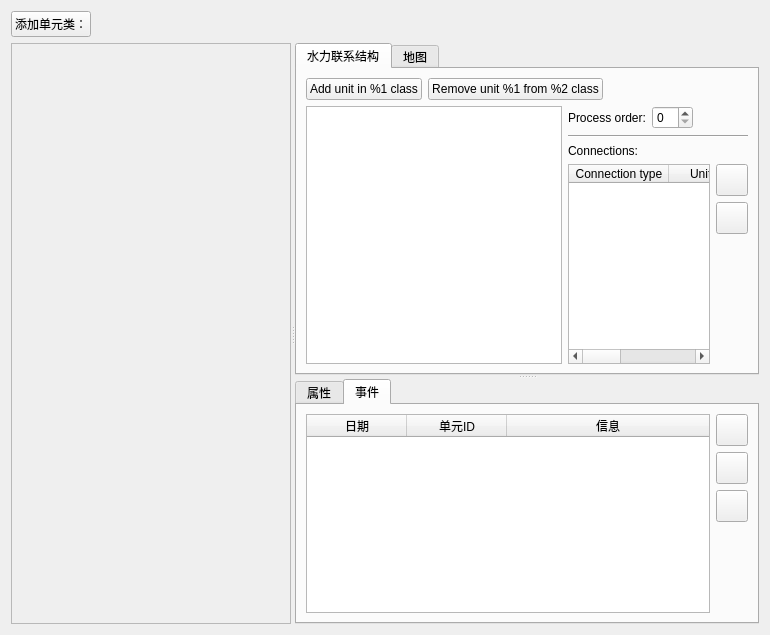
Qt form src/apps/openfluid-builder/spatial/SpatialDomainWidget.ui (jylfc0307/OpenFluidPlus) before a commit.
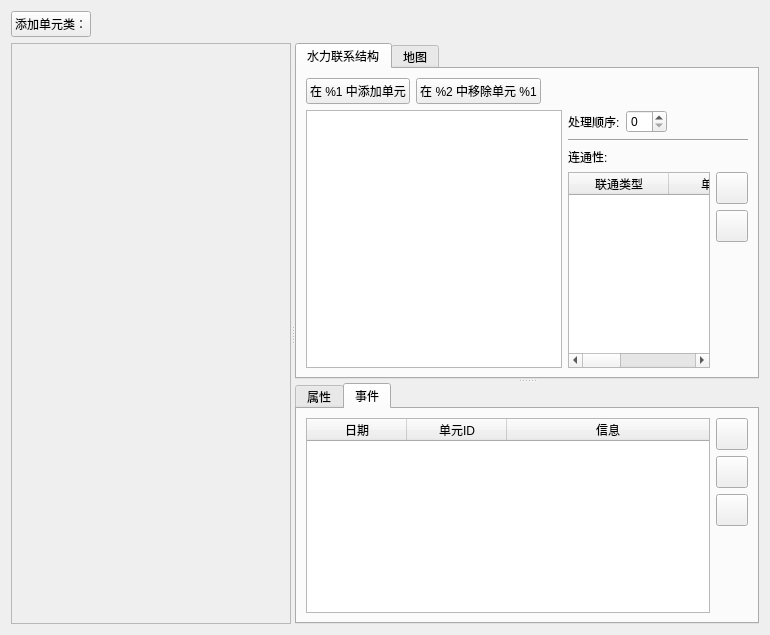
The same form after that commit. The open tabs and pages were chosen to show the change. Custom widgets are drawn as their Qt base class.

Diff of the .ui file:
```diff
--- a/src/apps/openfluid-builder/spatial/SpatialDomainWidget.ui
+++ b/src/apps/openfluid-builder/spatial/SpatialDomainWidget.ui
@@ -165,14 +165,14 @@
               </font>
              </property>
              <property name="text">
-              <string>Add unit in %1 class</string>
+              <string>在 %1 中添加单元</string>
              </property>
             </widget>
            </item>
            <item>
             <widget class="QPushButton" name="RemoveUnitButton">
              <property name="text">
-              <string>Remove unit %1 from %2 class</string>
+              <string>在 %2 中移除单元 %1</string>
              </property>
             </widget>
            </item>
@@ -210,7 +210,7 @@
                <item>
                 <widget class="QLabel" name="label_3">
                  <property name="text">
-                  <string>Process order:</string>
+                  <string>处理顺序:</string>
                  </property>
                 </widget>
                </item>
@@ -245,7 +245,7 @@
              <item>
               <widget class="QLabel" name="label">
                <property name="text">
-                <string>Connections:</string>
+                <string>连通性:</string>
                </property>
               </widget>
              </item>
@@ -270,17 +270,17 @@
                  </attribute>
                  <column>
                   <property name="text">
-                   <string>Connection type</string>
+                   <string>联通类型</string>
                   </property>
                  </column>
                  <column>
                   <property name="text">
-                   <string>Units class</string>
+                   <string>单元类</string>
                   </property>
                  </column>
                  <column>
                   <property name="text">
-                   <string>Unit ID</string>
+                   <string>单元ID</string>
                   </property>
                  </column>
                 </widget>
```
Left out of the diff: 4 changed lines with no effect on the pictures.
